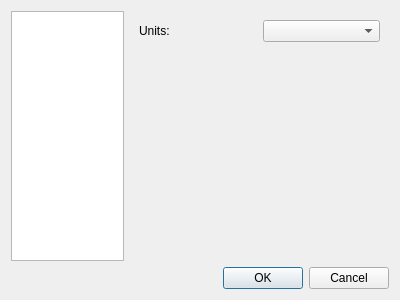
First picture: the form in src/configdialog.ui, repository flysight/flysight-viewer-qt, before the edit.
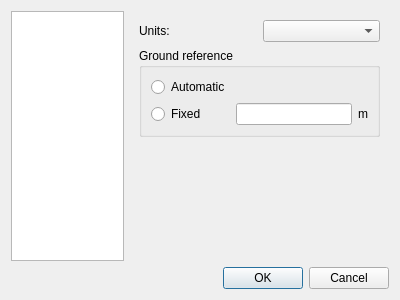
Second picture: the form after the edit. The open tabs and pages were chosen to show the change.

Commit message: Allow fixed ground reference for scoring

The edit to the form file:
```diff
--- a/src/configdialog.ui
+++ b/src/configdialog.ui
@@ -56,6 +56,39 @@
              </item>
             </layout>
            </item>
+           <item>
+            <widget class="QGroupBox" name="groupBox">
+             <property name="title">
+              <string>Ground reference</string>
+             </property>
+             <layout class="QGridLayout" name="gridLayout_4">
+              <item row="0" column="0">
+               <widget class="QRadioButton" name="autoReferenceButton">
+                <property name="text">
+                 <string>Automatic</string>
+                </property>
+               </widget>
+              </item>
+              <item row="1" column="0">
+               <widget class="QRadioButton" name="fixedReferenceButton">
+                <property name="text">
+                 <string>Fixed</string>
+                </property>
+               </widget>
+              </item>
+              <item row="1" column="1">
+               <widget class="QLineEdit" name="fixedReferenceEdit"/>
+              </item>
+              <item row="1" column="2">
+               <widget class="QLabel" name="fixedReferenceUnits">
+                <property name="text">
+                 <string>m</string>
+                </property>
+               </widget>
+              </item>
+             </layout>
+            </widget>
+           </item>
            <item>
             <spacer name="verticalSpacer">
              <property name="orientation">
```
Left out of the diff: 4 changed lines with no effect on the pictures. The commit also changes 4 other files.
